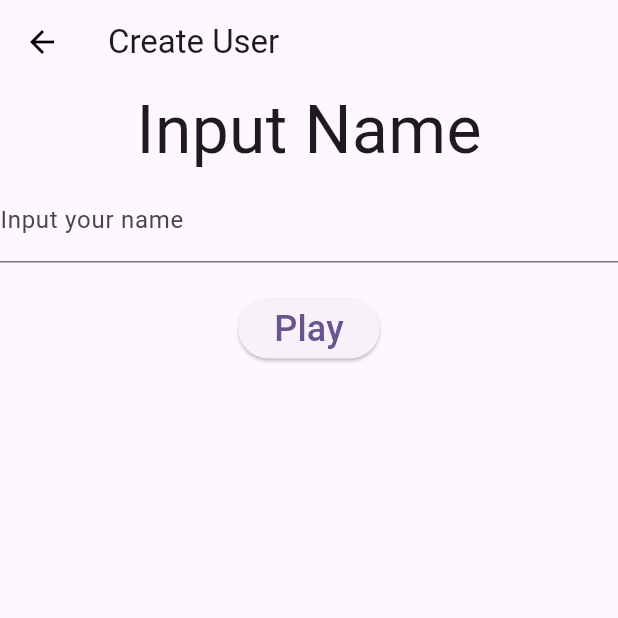
After one commit to natwhiskey/Vocabulary-Game-Quiz-App, a Flutter app: the screen it shows after launch, after a tap on "Play", on a phone screen of 412 x 824 dp, the top half of it. The commit adds this screen. Run offline on Flutter 3.47's test engine with Material 3 defaults, Android fonts, the phone set to English and light mode, and no system bars.

Commit message:
add create user and summary page

```diff
--- /dev/null
+++ b/lib/create_user/controller/create_user_controller.dart
@@ -0,0 +1,26 @@
+import 'package:flutter/foundation.dart';
+import 'package:flutter/material.dart';
+import 'package:vocabulary_game_quiz_app/game/page/game_page.dart';
+import 'package:vocabulary_game_quiz_app/home_screen/page/home_screen_page.dart';
+
+class CreateUserController extends ChangeNotifier{
+ CreateUserController(this.context);
+
+TextEditingController name = TextEditingController();
+ BuildContext context;
+
+ goToPlayGame(){
+    Navigator.pushReplacement(
+      context,
+      MaterialPageRoute(builder: (context) => GamePage(name: name.text,)),
+    );
+  }
+
+  backToHome(){
+  Navigator.push(
+      context,
+      MaterialPageRoute(builder: (context) => HomeScreenPage()),
+    );
+}
+
+}
--- /dev/null
+++ b/lib/create_user/page/create_user_page.dart
@@ -0,0 +1,80 @@
+import 'package:flutter/material.dart';
+import 'package:vocabulary_game_quiz_app/create_user/controller/create_user_controller.dart';
+
+class CreateUserPage extends StatefulWidget {
+  const CreateUserPage({Key? key}) : super(key: key);
+
+  @override
+  State<CreateUserPage> createState() => _CreateUserState();
+}
+
+class _CreateUserState extends State<CreateUserPage> {
+  CreateUserController? controller;
+  final _formKey = GlobalKey<FormState>();
+
+  @override
+  void initState() {
+    controller = CreateUserController(context);
+    super.initState();
+  }
+
+  @override
+  void dispose() {
+    controller?.dispose();
+    super.dispose();
+  }
+
+  @override
+  Widget build(BuildContext context) {
+    return Scaffold(
+      appBar: AppBar(
+        title: Text('Create User'),
+        leading: BackButton(
+          color: Colors.black,
+          onPressed: () {
+            controller!.backToHome();
+          },
+        ),
+      ),
+      body: Form(
+        key: _formKey,
+        child: Column(
+          children: [
+            Center(
+              child: Text(
+                'Input Name',
+                style: TextStyle(fontSize: 44),
+              ),
+            ),
+            TextFormField(
+              controller: controller?.name,
+              validator: (value) {
+                if (value!.isEmpty) {
+                  return "Please input your name";
+                } else {
+                  return null;
+                }
+              },
+              decoration: InputDecoration(labelText: 'Input your name'),
+            ),
+            Padding(
+              padding: const EdgeInsets.symmetric(vertical: 20.0),
+              child: ElevatedButton(
+                onPressed: () {
+                  bool validate = _formKey.currentState!.validate();
+                  if (validate) {
+                    controller?.goToPlayGame();
+                  }
+                },
+                child: Text(
+                  'Play',
+                  style: TextStyle(fontSize: 24),
+                ),
+              ),
+            ),
+          ],
+        ),
+      ),
+    );
+  }
+}
--- a/lib/home_screen/controller/home_screen_controller.dart
+++ b/lib/home_screen/controller/home_screen_controller.dart
@@ -1,5 +1,5 @@
 import 'package:flutter/material.dart';
-import 'package:vocabulary_game_quiz_app/game/page/game_page.dart';
+import 'package:vocabulary_game_quiz_app/create_user/page/create_user_page.dart';
 
 class HomeScreenController extends ChangeNotifier {
    HomeScreenController(this.context);
@@ -7,9 +7,9 @@ class HomeScreenController extends ChangeNotifier {
   BuildContext context;
 
   goToPlayGame(){
-    Navigator.push(
+    Navigator.pushReplacement(
       context,
-      MaterialPageRoute(builder: (context) => const GamePage()),
+      MaterialPageRoute(builder: (context) => const CreateUserPage()),
     );
   }
 
--- a/lib/home_screen/page/home_screen_page.dart
+++ b/lib/home_screen/page/home_screen_page.dart
@@ -26,30 +26,45 @@ class _HomeScreenPage extends State<HomeScreenPage> {
   @override
   Widget build(BuildContext context) {
     return Scaffold(
-      appBar: AppBar(title: Text('Vocabulary Quiz Game')),
-      body: const Center(
-        child: Column(
-          children: [
-            Padding(
-              padding: EdgeInsets.all(16.0),
-              child: Text('Score : 20000',style: TextStyle(fontSize: 44),),
-            ),
-
-          ],
+        appBar: AppBar(
+          title: Text('Vocabulary Quiz Game'),
+          automaticallyImplyLeading: false,
         ),
-      ),
-      bottomNavigationBar: Padding(
-                padding: const EdgeInsets.all(16.0),
-                child: ElevatedButton(
-                  style: ElevatedButton.styleFrom(
-                    backgroundColor: Colors.amber
+        body:  Center(
+          child: Column(
+            children: [
+              const Padding(
+                padding: EdgeInsets.all(16.0),
+                child: Text(
+                  'Welcome to My Game',
+                  style: TextStyle(fontSize: 36),
+                  textAlign: TextAlign.center,
+                ),
+              ),
+              Padding(
+                padding: const EdgeInsets.symmetric(vertical: 200.0),
+                child: ClipRRect(
+                  borderRadius: BorderRadius.circular(90),
+                  child: GestureDetector(
+                    onTap: () {
+                      controller?.goToPlayGame();
+                    },
+                    child: Container(
+                      height: 200.0,
+                      width: 200.0,
+                      color: Colors.amber[200],
+                      child: const Center(
+                        child:  Text(
+                                    'Play',
+                                    style: TextStyle(fontSize: 34),
+                                  ),
+                      ),
+                    ),
                   ),
-                  onPressed: () {
-                    controller?.goToPlayGame();
-                  },
-                  child: const Text('Play',style: TextStyle(fontSize: 34),),
                 ),
-              )
-    );
+              ),
+            ],
+          ),
+        ),);
   }
 }
--- a/lib/models/quiz_class.dart
+++ b/lib/models/quiz_class.dart
@@ -1,6 +1,6 @@
 class Quiz {
+  int id;
   List<String> choices;
-  int correctIndex;
 
-  Quiz({required this.choices, required this.correctIndex});
+  Quiz({required this.choices,required this.id});
 }
--- /dev/null
+++ b/lib/summary/controller/summary_controller.dart
@@ -0,0 +1,48 @@
+import 'package:flutter/material.dart';
+import 'package:vocabulary_game_quiz_app/home_screen/page/home_screen_page.dart';
+
+class SummaryController extends ChangeNotifier {
+  SummaryController(this.context, this.name, this.score);
+  final String name;
+  final int score;
+
+  BuildContext context;
+
+  List<User> mockUserList = [
+    User('Nat 1', 0),
+    User('Nat 2', 10),
+    User('Nat 3', 20),
+    User('Nat 4', 30),
+    User('Nat 5', 40),
+  ];
+
+  List<User> leaderBoards = [];
+
+  void init() {
+    sortLeaderBoard();
+    notifyListeners();
+  }
+
+ backToHome() {
+    Navigator.push(
+      context,
+      MaterialPageRoute(builder: (context) => HomeScreenPage()),
+    );
+  }
+
+  sortLeaderBoard(){
+    leaderBoards.addAll(mockUserList);
+    leaderBoards.add(User(name, score));
+    leaderBoards.sort((a, b) => b.point.compareTo(a.point));
+}
+
+}
+
+
+
+class User {
+  String name;
+  int point;
+
+  User(this.name, this.point);
+}
```
Also changed, not shown: lib/game/controller/game_controller.dart (+72 -15 lines), lib/game/page/game_page.dart (+105 -49 lines), lib/summary/page/summary_page.dart (added, +72 -0 lines).
